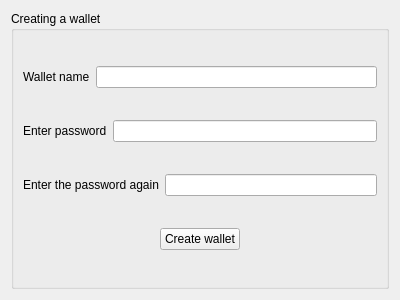
Above: offline_wallet/passwordforwallet.ui from bmstu-iu8-2018-project/wallet before the change. Below: the same form after it.
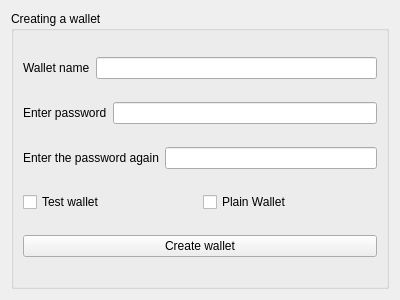
That is the form after the change.

Commit message: add checkbox network

```diff
--- a/offline_wallet/passwordforwallet.ui
+++ b/offline_wallet/passwordforwallet.ui
@@ -70,7 +70,25 @@
         </item>
        </layout>
       </item>
-      <item alignment="Qt::AlignHCenter">
+      <item>
+       <layout class="QHBoxLayout" name="horizontalLayout_4">
+        <item>
+         <widget class="QCheckBox" name="test_network">
+          <property name="text">
+           <string>Test wallet</string>
+          </property>
+         </widget>
+        </item>
+        <item>
+         <widget class="QCheckBox" name="main_network">
+          <property name="text">
+           <string>Plain Wallet</string>
+          </property>
+         </widget>
+        </item>
+       </layout>
+      </item>
+      <item>
        <widget class="QPushButton" name="create_wallet">
         <property name="text">
          <string>Сreate wallet</string>
```
The commit also changes 2 other files.
